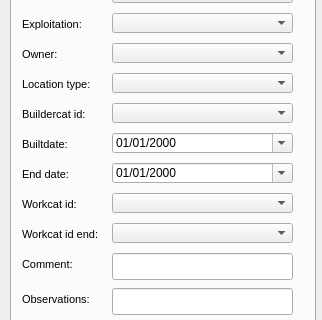
First picture: the form in ui/add_element.ui, repository Giswater/giswater_qgis_plugin, before the edit; both pictures show x 0 to 322 and y 148 to 468 of the 322 by 606 pixel window.
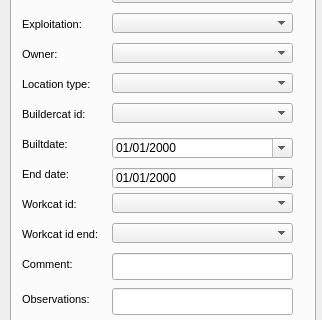
Second picture: the form after the edit. The open tabs and pages were chosen to show the change. Icons and pictures are not drawn.

Commit message: #225 finished :  btn_33:add_element, btn_34:add_document , finished ws_man_arc/connec/node : tab element, tab document

The edit to the form file:
```diff
--- a/ui/add_element.ui
+++ b/ui/add_element.ui
@@ -250,22 +250,6 @@
       <number>3</number>
      </property>
     </widget>
-    <widget class="QDateTimeEdit" name="builtdate">
-     <property name="geometry">
-      <rect>
-       <x>100</x>
-       <y>245</y>
-       <width>181</width>
-       <height>20</height>
-      </rect>
-     </property>
-     <property name="displayFormat">
-      <string>dd/MM/yyyy</string>
-     </property>
-     <property name="calendarPopup">
-      <bool>true</bool>
-     </property>
-    </widget>
     <widget class="QLabel" name="label_builtdate">
      <property name="geometry">
       <rect>
@@ -342,22 +326,6 @@
       <number>3</number>
      </property>
     </widget>
-    <widget class="QDateTimeEdit" name="enddate">
-     <property name="geometry">
-      <rect>
-       <x>100</x>
-       <y>275</y>
-       <width>181</width>
-       <height>20</height>
-      </rect>
-     </property>
-     <property name="displayFormat">
-      <string>dd/MM/yyyy</string>
-     </property>
-     <property name="calendarPopup">
-      <bool>true</bool>
-     </property>
-    </widget>
     <widget class="QLabel" name="label_enddate">
      <property name="geometry">
       <rect>
@@ -751,6 +719,38 @@
       <number>3</number>
      </property>
     </widget>
+    <widget class="QDateTimeEdit" name="builtdate">
+     <property name="geometry">
+      <rect>
+       <x>100</x>
+       <y>250</y>
+       <width>181</width>
+       <height>20</height>
+      </rect>
+     </property>
+     <property name="displayFormat">
+      <string>dd/MM/yyyy</string>
+     </property>
+     <property name="calendarPopup">
+      <bool>true</bool>
+     </property>
+    </widget>
+    <widget class="QDateTimeEdit" name="enddate">
+     <property name="geometry">
+      <rect>
+       <x>100</x>
+       <y>280</y>
+       <width>181</width>
+       <height>20</height>
+      </rect>
+     </property>
+     <property name="displayFormat">
+      <string>dd/MM/yyyy</string>
+     </property>
+     <property name="calendarPopup">
+      <bool>true</bool>
+     </property>
+    </widget>
    </widget>
    <widget class="QWidget" name="tab_2">
     <attribute name="title">
```
Left out of the diff: 8 changed lines with no effect on the pictures. The commit also changes 10 other files.
